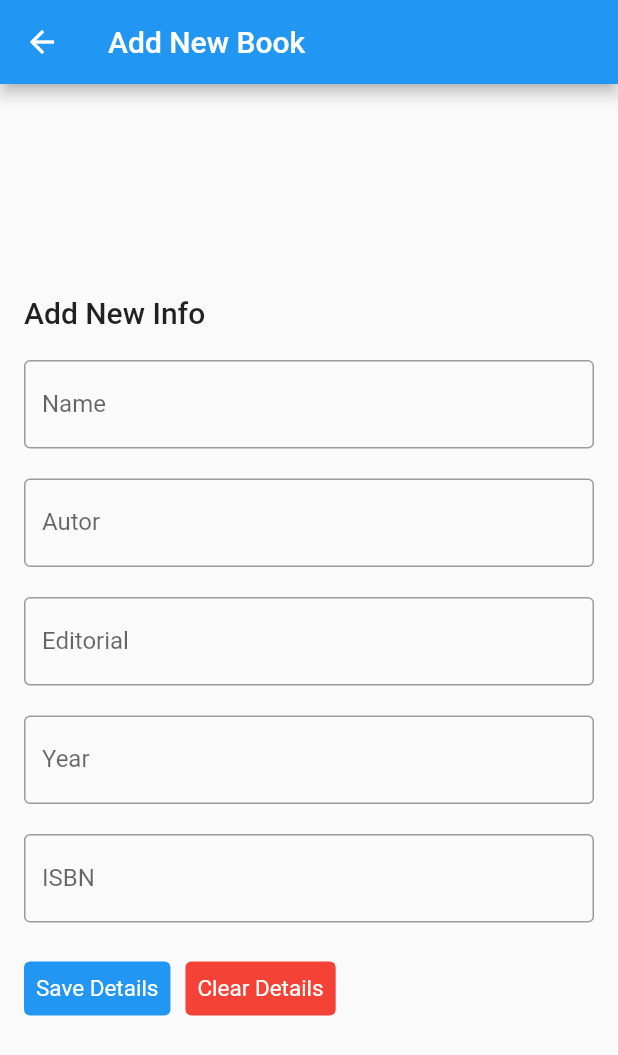
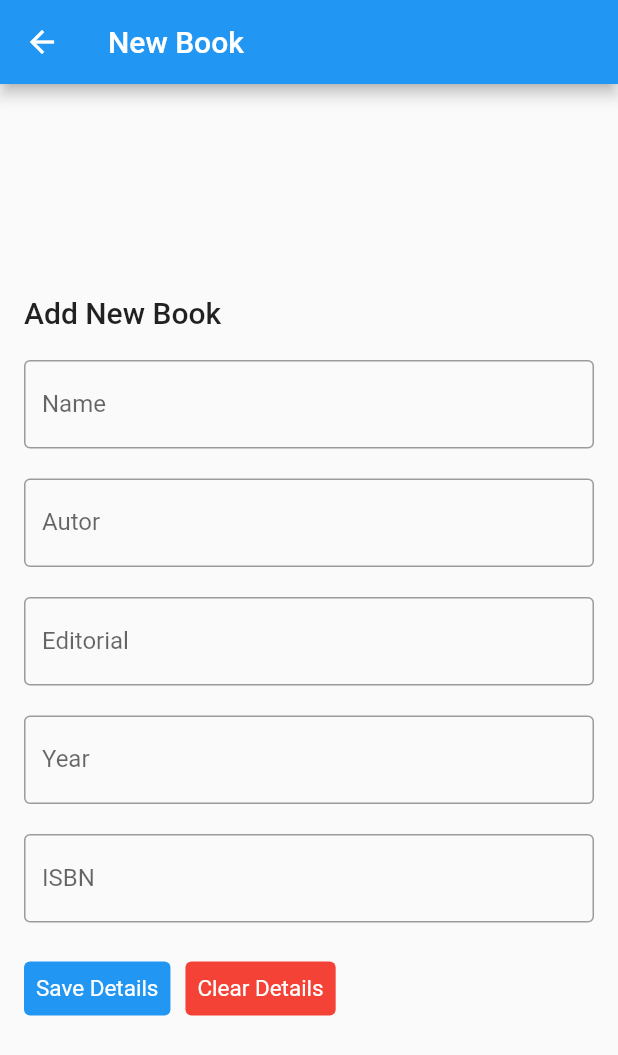
Before and after one commit to Kalcio/Biblioappdeprecated, a Flutter app: the AddBook screen opened directly, on a phone screen of 412 x 824 dp. Shown: the top 1055 px of the screen. Run offline on Flutter 3.47's test engine with Material 2 defaults, Android fonts, the phone set to English and light mode, and no system bars.

Commit message:
Minor changes

```diff
--- a/lib/screens/add_book.dart
+++ b/lib/screens/add_book.dart
@@ -13,12 +13,13 @@ class _AddBookState extends State<AddBook> {
   final _bookEditorialController = TextEditingController();
   final _bookYearController = TextEditingController();
   final _bookISBNController = TextEditingController();
+  bool _validate = false;
 
   @override
   Widget build(BuildContext context) {
     return Scaffold(
       appBar: AppBar(
-        title: const Text("Add New Book"),
+        title: const Text("New Book"),
       ),
       body: Center(
         child: SingleChildScrollView(
@@ -28,7 +29,7 @@ class _AddBookState extends State<AddBook> {
               crossAxisAlignment: CrossAxisAlignment.start,
               children: [
                 const Text(
-                  'Add New Info',
+                  'Add New Book',
                   style: TextStyle(fontSize: 20, fontWeight: FontWeight.w500),
                 ),
 
```
